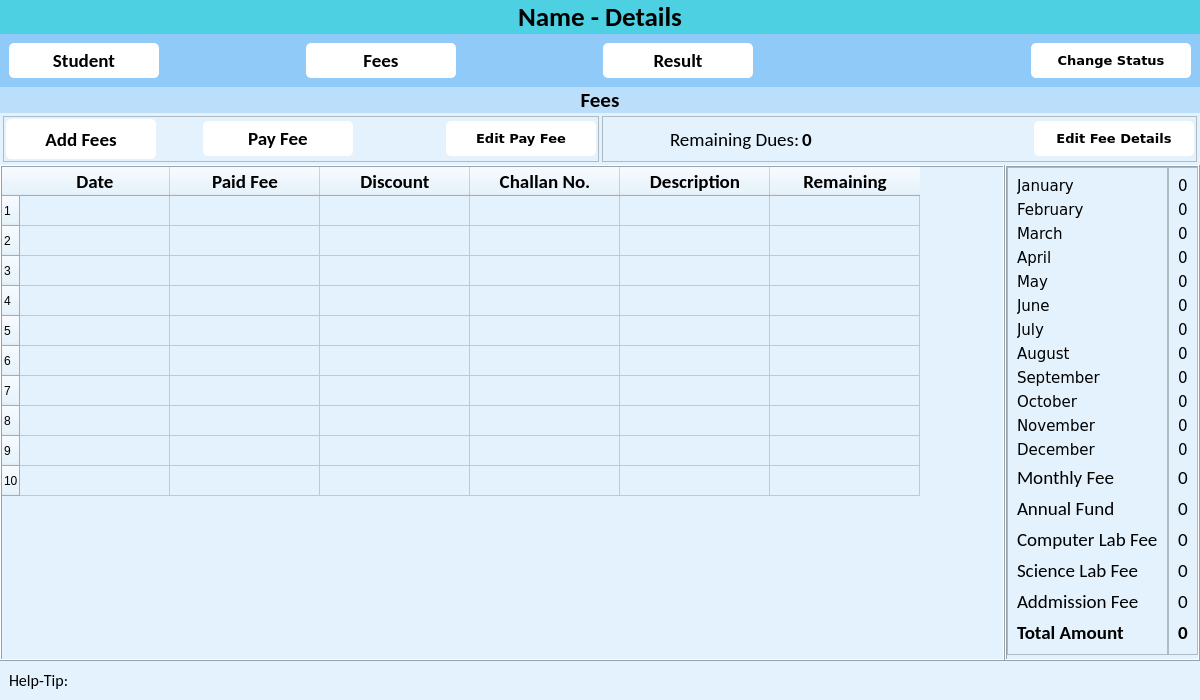
Old version of the form ui/student_details.ui in the repository CodeWithEhtisham/School-Software.
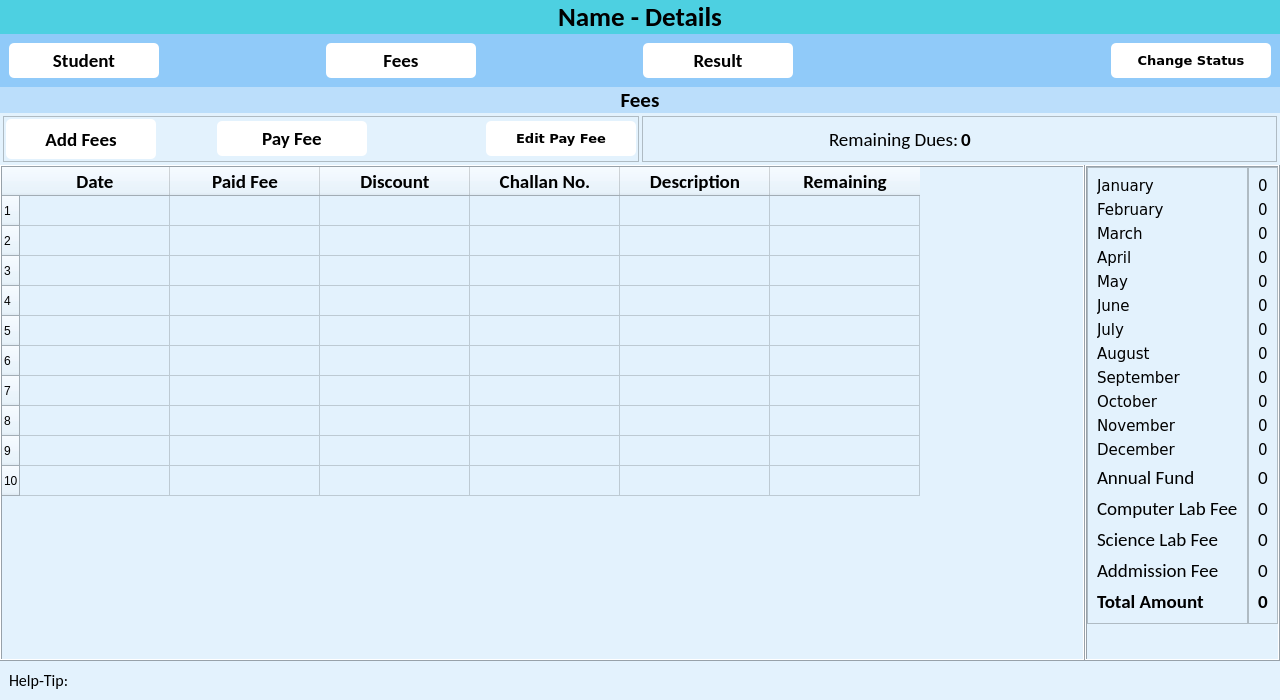
New version of the form. The open tabs and pages were chosen to show the change. Icons and pictures are not drawn.

Diff of the .ui file:
```diff
--- a/ui/student_details.ui
+++ b/ui/student_details.ui
@@ -6,13 +6,13 @@
    <rect>
     <x>0</x>
     <y>0</y>
-    <width>1200</width>
+    <width>1280</width>
     <height>700</height>
    </rect>
   </property>
   <property name="minimumSize">
    <size>
-    <width>1200</width>
+    <width>1280</width>
     <height>700</height>
    </size>
   </property>
@@ -971,7 +971,7 @@
                 </property>
                </widget>
               </item>
-              <item alignment="Qt::AlignRight">
+              <!-- <item alignment="Qt::AlignRight">
                <widget class="QPushButton" name="pushButton">
                 <property name="minimumSize">
                  <size>
@@ -1001,7 +1001,7 @@
                  </size>
                 </property>
                </widget>
-              </item>
+              </item> -->
              </layout>
             </widget>
            </item>
@@ -1341,7 +1341,7 @@
                    </property>
                   </widget>
                  </item>
-                 <item>
+                 <!-- <item>
                   <widget class="QLabel" name="label_5">
                    <property name="font">
                     <font>
@@ -1353,7 +1353,7 @@
                     <string>Monthly Fee</string>
                    </property>
                   </widget>
-                 </item>
+                 </item> -->
                  <item>
                   <widget class="QLabel" name="label_10">
                    <property name="font">
@@ -1589,7 +1589,7 @@
                    </property>
                   </widget>
                  </item>
-                 <item>
+                 <!-- <item>
                   <widget class="QLabel" name="lbl_monthly_fee">
                    <property name="font">
                     <font>
@@ -1601,7 +1601,7 @@
                     <string>0</string>
                    </property>
                   </widget>
-                 </item>
+                 </item> -->
                  <item>
                   <widget class="QLabel" name="lbl_annual_fund">
                    <property name="font">
```
Left out of the diff: 2 changed lines with no effect on the pictures.
